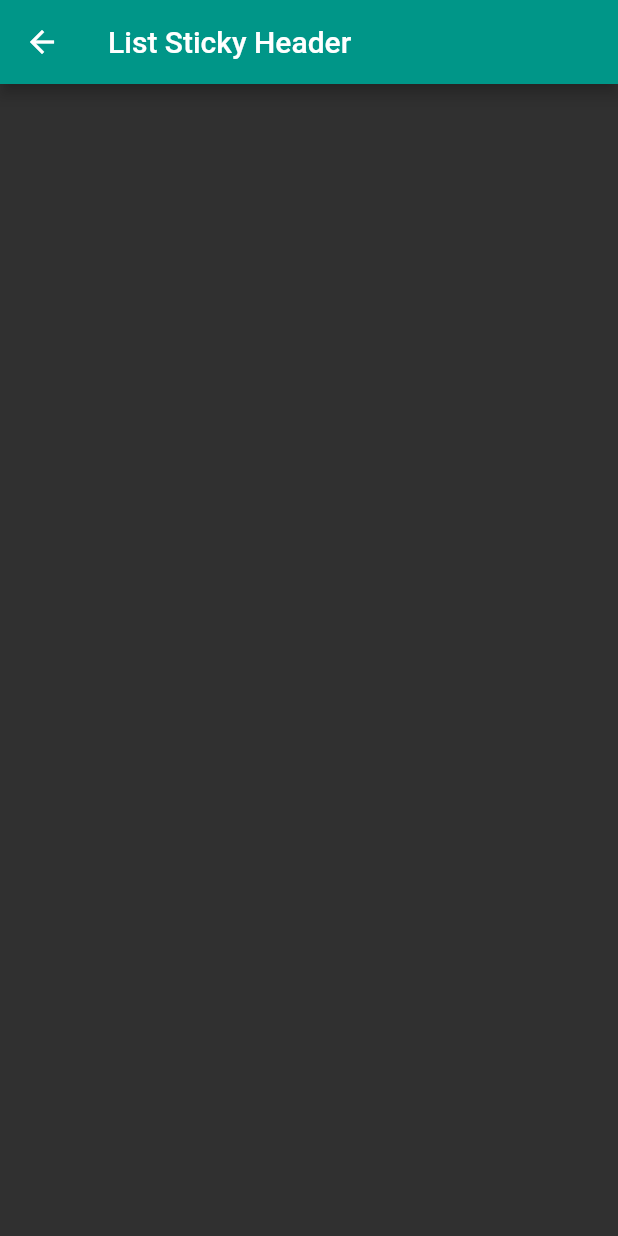
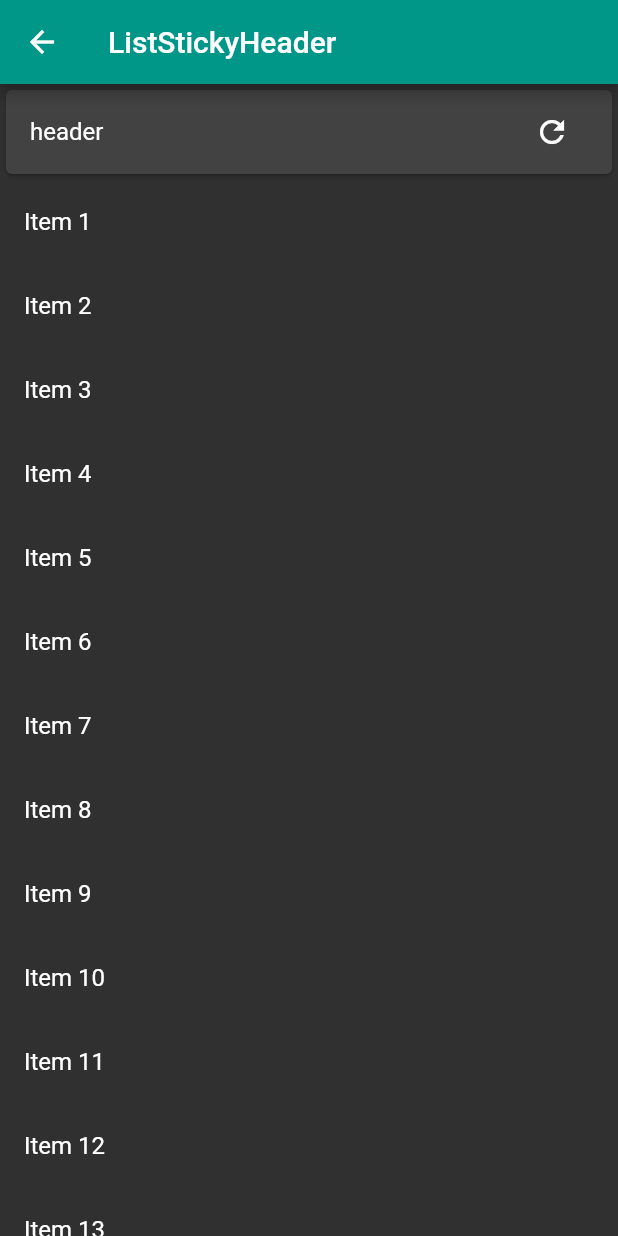
Before and after one commit to karbunkul/flutter_playground, a Flutter app: the ListStickyHeaderPage screen opened by its route, on a phone screen of 412 x 824 dp. Run offline on Flutter 3.47's test engine with Material 2 defaults, Android fonts, the phone set to English and light mode, and no system bars.

Commit message:
list_sticky_header

```diff
--- a/lib/app.dart
+++ b/lib/app.dart
@@ -5,12 +5,9 @@ import 'package:playground/pages/pages.dart';
 class MyApp extends StatelessWidget {
   @override
   Widget build(BuildContext context) {
-    List<PlaygroundPage> pages = List<PlaygroundPage>();
+    List<PlaygroundBase> pages = List<PlaygroundBase>();
 
-    pages.add(PlaygroundPage(
-        content: ListStickyHeaderPage(),
-        title: Text('List sticky header'),
-        route: 'list-sticky-header'));
+    pages.add(ListStickyHeaderPage());
 
     return MaterialApp(
       debugShowCheckedModeBanner: false,
@@ -23,11 +20,11 @@ class MyApp extends StatelessWidget {
     );
   }
 
-  _routes(BuildContext context, List<PlaygroundPage> pages) {
+  _routes(BuildContext context, List<PlaygroundBase> pages) {
     Map<String, WidgetBuilder> routes = Map<String, WidgetBuilder>();
     pages.forEach((page) {
-      WidgetBuilder widgetBuilder = (BuildContext context) => page.content;
-      routes.putIfAbsent(page.route, () => widgetBuilder);
+      WidgetBuilder widgetBuilder = (BuildContext context) => page;
+      routes.putIfAbsent(page.route(), () => widgetBuilder);
     });
     return routes;
   }
@@ -45,3 +42,12 @@ class PlaygroundPage {
       this.subtitle,
       @required this.route});
 }
+
+abstract class PlaygroundInterface {
+  Widget title();
+  Widget subtitle();
+  String route();
+}
+
+abstract class PlaygroundBase extends StatelessWidget
+    implements PlaygroundInterface {}
--- a/lib/pages/list_sticky_header_page.dart
+++ b/lib/pages/list_sticky_header_page.dart
@@ -1,12 +1,43 @@
 import 'package:flutter/material.dart';
+import 'package:playground/app.dart';
+import 'package:playground/widgets/widgets.dart';
 
-class ListStickyHeaderPage extends StatelessWidget {
+class ListStickyHeaderPage extends PlaygroundBase {
   @override
   Widget build(BuildContext context) {
     return Scaffold(
       appBar: AppBar(
-        title: Text('List Sticky Header'),
+        title: title(),
+      ),
+      body: ListStickyHeader(
+        child: ListView.builder(
+            itemCount: 120,
+            itemBuilder: (_, index) => ListTile(
+                  title: Text('Item ${index + 1}'),
+                )),
+        header: Card(
+          child: ListTile(
+            title: Text('header'),
+            trailing:
+                IconButton(icon: Icon(Icons.refresh), onPressed: () => null),
+          ),
+        ),
       ),
     );
   }
+
+  @override
+  String route() {
+    return 'list-sticky-header';
+  }
+
+  @override
+  Widget title() {
+    return Text('ListStickyHeader');
+  }
+
+  @override
+  Widget subtitle() {
+    return Text('виджет позволяет помещать поверх контента другой виджет');
+  }
 }
--- /dev/null
+++ b/lib/widgets/list_sticky_header.dart
@@ -0,0 +1,41 @@
+import 'package:flutter/widgets.dart';
+
+class ListStickyHeader extends StatefulWidget {
+  final Widget header;
+  final Widget child;
+  const ListStickyHeader({Key key, @required this.header, @required this.child})
+      : super(key: key);
+  @override
+  _ListStickyHeaderState createState() => _ListStickyHeaderState();
+}
+
+class _ListStickyHeaderState extends State<ListStickyHeader> {
+  double _topPadding = 0.0;
+  final GlobalKey _key = GlobalKey();
+
+  void initState() {
+    WidgetsBinding.instance
+        .addPersistentFrameCallback((_) => _persistentFrameCallback());
+    super.initState();
+  }
+
+  _persistentFrameCallback() {
+    final RenderBox renderBox = _key.currentContext.findRenderObject();
+    setState(() {
+      _topPadding = renderBox.size.height;
+    });
+  }
+
+  @override
+  Widget build(BuildContext context) {
+    return Stack(
+      children: <Widget>[
+        Padding(
+          padding: EdgeInsets.only(top: _topPadding),
+          child: widget.child,
+        ),
+        Positioned(key: _key, child: widget.header),
+      ],
+    );
+  }
+}
--- /dev/null
+++ b/lib/widgets/widgets.dart
@@ -0,0 +1 @@
+export 'list_sticky_header.dart';
```
Also changed, not shown: lib/home_page.dart (+17 -6 lines).
